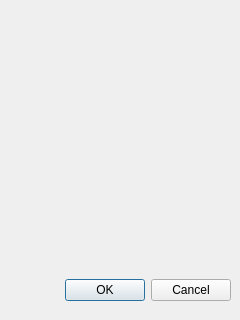
The window that tematicas.ui (FelixRNV/Juego_OCA) describes before a commit, drawn with Qt 5.
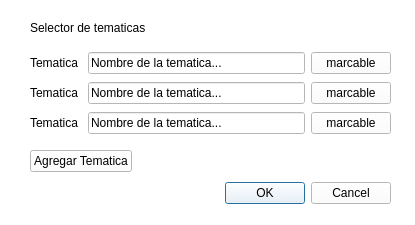
The same window after the commit.

```diff
--- a/tematicas.ui
+++ b/tematicas.ui
@@ -1,33 +1,234 @@
 <ui version="4.0">
  <class>Tematicas</class>
  <widget class="QDialog" name="Tematicas">
-  <property name="geometry">
-   <rect>
-    <x>0</x>
-    <y>0</y>
-    <width>240</width>
-    <height>320</height>
-   </rect>
+  <property name="minimumSize">
+   <size>
+    <width>0</width>
+    <height>0</height>
+   </size>
+  </property>
+  <property name="maximumSize">
+   <size>
+    <width>415</width>
+    <height>225</height>
+   </size>
   </property>
   <property name="windowTitle">
    <string>Dialog</string>
   </property>
-  <widget class="QDialogButtonBox" name="buttonBox">
+  <property name="styleSheet">
+   <string notr="true">background-color:white;
+</string>
+  </property>
+  <widget class="QLabel" name="lbl_Selector">
    <property name="geometry">
     <rect>
-     <x>10</x>
-     <y>270</y>
-     <width>221</width>
-     <height>41</height>
+     <x>30</x>
+     <y>20</y>
+     <width>121</width>
+     <height>16</height>
     </rect>
    </property>
-   <property name="orientation">
-    <enum>Qt::Horizontal</enum>
+   <property name="styleSheet">
+    <string notr="true">color:black;</string>
    </property>
-   <property name="standardButtons">
-    <set>QDialogButtonBox::Cancel|QDialogButtonBox::Ok</set>
+   <property name="text">
+    <string>Selector de tematicas</string>
    </property>
   </widget>
+  <widget class="QWidget" name="">
+   <property name="geometry">
+    <rect>
+     <x>30</x>
+     <y>180</y>
+     <width>361</width>
+     <height>26</height>
+    </rect>
+   </property>
+   <layout class="QGridLayout" name="gridLayout">
+    <item row="0" column="1">
+     <widget class="QDialogButtonBox" name="btn_SalirAceptar">
+      <property name="styleSheet">
+       <string notr="true">color:black;</string>
+      </property>
+      <property name="orientation">
+       <enum>Qt::Horizontal</enum>
+      </property>
+      <property name="standardButtons">
+       <set>QDialogButtonBox::Cancel|QDialogButtonBox::Ok</set>
+      </property>
+     </widget>
+    </item>
+    <item row="0" column="0">
+     <spacer name="horizontalSpacer">
+      <property name="orientation">
+       <enum>Qt::Horizontal</enum>
+      </property>
+      <property name="sizeHint" stdset="0">
+       <size>
+        <width>40</width>
+        <height>20</height>
+       </size>
+      </property>
+     </spacer>
+    </item>
+   </layout>
+  </widget>
+  <widget class="QWidget" name="">
+   <property name="geometry">
+    <rect>
+     <x>30</x>
+     <y>50</y>
+     <width>361</width>
+     <height>86</height>
+    </rect>
+   </property>
+   <layout class="QGridLayout" name="gridLayout_2">
+    <item row="0" column="0">
+     <widget class="QLabel" name="lbl_tematica1">
+      <property name="styleSheet">
+       <string notr="true">color:black;</string>
+      </property>
+      <property name="text">
+       <string>Tematica </string>
+      </property>
+     </widget>
+    </item>
+    <item row="0" column="1">
+     <widget class="QLineEdit" name="ltx_NombreTematica1">
+      <property name="styleSheet">
+       <string notr="true">color:black;</string>
+      </property>
+      <property name="text">
+       <string>Nombre de la tematica...</string>
+      </property>
+      <property name="readOnly">
+       <bool>true</bool>
+      </property>
+     </widget>
+    </item>
+    <item row="0" column="2">
+     <widget class="QPushButton" name="btn_Marcable1">
+      <property name="styleSheet">
+       <string notr="true">color:black;</string>
+      </property>
+      <property name="text">
+       <string>marcable</string>
+      </property>
+      <property name="checkable">
+       <bool>true</bool>
+      </property>
+     </widget>
+    </item>
+    <item row="1" column="0">
+     <widget class="QLabel" name="lbl_tematica2">
+      <property name="styleSheet">
+       <string notr="true">color:black;</string>
+      </property>
+      <property name="text">
+       <string>Tematica </string>
+      </property>
+     </widget>
+    </item>
+    <item row="1" column="1">
+     <widget class="QLineEdit" name="ltx_NombreTematica2">
+      <property name="styleSheet">
+       <string notr="true">color:black;</string>
+      </property>
+      <property name="text">
+       <string>Nombre de la tematica...</string>
+      </property>
+      <property name="readOnly">
+       <bool>true</bool>
+      </property>
+     </widget>
+    </item>
+    <item row="1" column="2">
+     <widget class="QPushButton" name="btn_Marcable2">
+      <property name="styleSheet">
+       <string notr="true">color:black;</string>
+      </property>
+      <property name="text">
+       <string>marcable</string>
+      </property>
+      <property name="checkable">
+       <bool>true</bool>
+      </property>
+     </widget>
+    </item>
+    <item row="2" column="0">
+     <widget class="QLabel" name="lbl_tematica3">
+      <property name="styleSheet">
+       <string notr="true">color:black;</string>
+      </property>
+      <property name="text">
+       <string>Tematica </string>
+      </property>
+     </widget>
+    </item>
+    <item row="2" column="1">
+     <widget class="QLineEdit" name="ltx_NombreTematica3">
+      <property name="styleSheet">
+       <string notr="true">color:black;</string>
+      </property>
+      <property name="text">
+       <string>Nombre de la tematica...</string>
+      </property>
+      <property name="readOnly">
+       <bool>true</bool>
+      </property>
+     </widget>
+    </item>
+    <item row="2" column="2">
+     <widget class="QPushButton" name="btn_Marcable3">
+      <property name="styleSheet">
+       <string notr="true">color:black;</string>
+      </property>
+      <property name="text">
+       <string>marcable</string>
+      </property>
+      <property name="checkable">
+       <bool>true</bool>
+      </property>
+     </widget>
+    </item>
+   </layout>
+  </widget>
+  <widget class="QWidget" name="">
+   <property name="geometry">
+    <rect>
+     <x>30</x>
+     <y>150</y>
+     <width>361</width>
+     <height>26</height>
+    </rect>
+   </property>
+   <layout class="QFormLayout" name="formLayout">
+    <item row="0" column="0">
+     <widget class="QPushButton" name="btn_AgregarTematica">
+      <property name="styleSheet">
+       <string notr="true">color:black;</string>
+      </property>
+      <property name="text">
+       <string>Agregar Tematica</string>
+      </property>
+     </widget>
+    </item>
+    <item row="0" column="1">
+     <spacer name="horizontalSpacer_2">
+      <property name="orientation">
+       <enum>Qt::Horizontal</enum>
+      </property>
+      <property name="sizeHint" stdset="0">
+       <size>
+        <width>40</width>
+        <height>20</height>
+       </size>
+      </property>
+     </spacer>
+    </item>
+   </layout>
+  </widget>
  </widget>
  <resources/>
  <connections>
```
Left out of the diff: 5 changed lines with no effect on the pictures.
